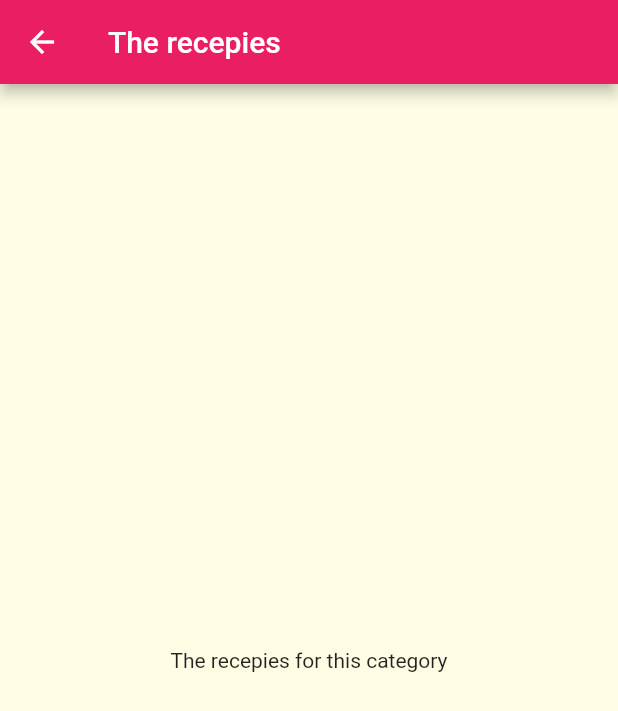
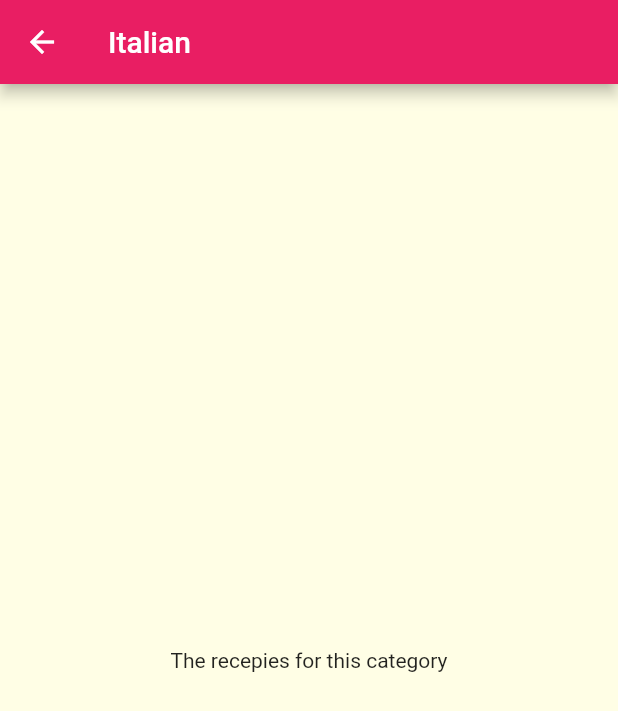
Before and after one commit to kashishkhullar/flutter_meals_app, a Flutter app: the screen it shows after launch, after a tap on "Italian", on a phone screen of 412 x 824 dp. Shown: the top 711 px of the screen. Run offline on Flutter 3.47's test engine with Material 2 defaults, Android fonts, the phone set to English and light mode, and no system bars.

Commit message:
"passed id and title to meals page"

```diff
--- a/lib/screens/categories.dart
+++ b/lib/screens/categories.dart
@@ -14,6 +14,7 @@ class Categories extends StatelessWidget {
         children: DUMMY_CATEGORIES
             .map(
               (category) => CategoryItem(
+                category.id,
                 category.title,
                 category.color,
               ),
--- a/lib/screens/meals.dart
+++ b/lib/screens/meals.dart
@@ -1,11 +1,15 @@
 import 'package:flutter/material.dart';
 
 class Meals extends StatelessWidget {
+  final String categoryId, categoryTitle;
+
+  Meals(this.categoryId, this.categoryTitle);
+
   @override
   Widget build(BuildContext context) {
     return Scaffold(
       appBar: AppBar(
-        title: Text("The recepies"),
+        title: Text(categoryTitle),
       ),
       body: Center(
         child: Text('The recepies for this category'),
--- a/lib/widgets/category.dart
+++ b/lib/widgets/category.dart
@@ -2,16 +2,17 @@ import 'package:flutter/material.dart';
 import 'package:flutter_meals_app/screens/meals.dart';
 
 class CategoryItem extends StatelessWidget {
+  final String id;
   final String title;
   final Color color;
 
-  CategoryItem(this.title, this.color);
+  CategoryItem(this.id, this.title, this.color);
 
   void selectCategory(BuildContext context) {
     Navigator.of(context).push(
       MaterialPageRoute(
         builder: (context) {
-          return Meals();
+          return Meals(id, title);
         },
       ),
     );
```
